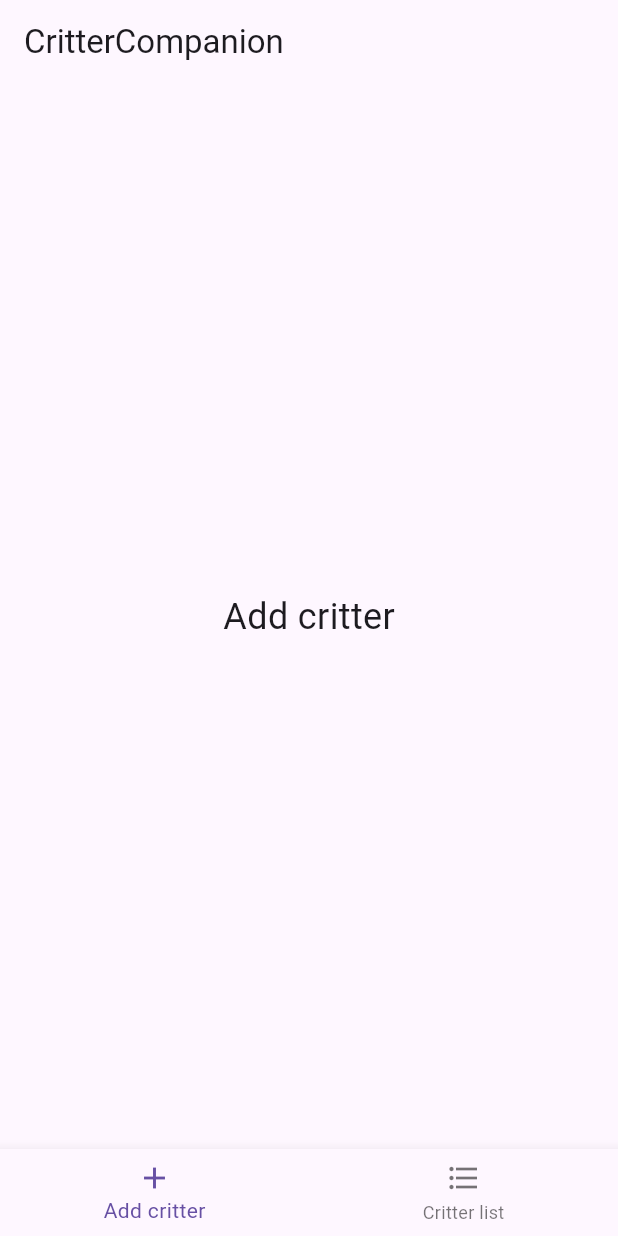
After one commit to ivansdivans/critter-companion, a Flutter app: the screen it shows after launch, on a phone screen of 412 x 824 dp. The commit adds this screen. Run offline on Flutter 3.47's test engine with Material 3 defaults, Android fonts, the phone set to English and light mode, and no system bars.

Commit message:
feat: restructure code and extract pages, widgets and themes

```diff
--- a/lib/main.dart
+++ b/lib/main.dart
@@ -1,5 +1,9 @@
+import 'package:critter_companion/theme.dart';
 import 'package:critter_companion/util/constants.dart';
 import 'package:flutter/material.dart';
+import 'package:critter_companion/pages/add_critter_page.dart';
+import 'package:critter_companion/pages/critter_list_page.dart';
+import 'package:critter_companion/widgets/bottom_navigation_widget.dart';
 
 void main() => runApp(const MyApp());
 
@@ -10,7 +14,7 @@ class MyApp extends StatelessWidget {
   Widget build(BuildContext context) {
     return MaterialApp(
       title: APP_NAME,
-      theme: ThemeData(primarySwatch: Colors.blue),
+      theme: critterCompanionTheme,
       home: const HomePage(),
     );
   }
@@ -27,8 +31,8 @@ class HomePageState extends State<HomePage> {
   int _selectedIndex = 0;
 
   final List<Widget> _pages = const [
-    Center(child: Text(PAGE_ADD_CRITTER, style: TextStyle(fontSize: 24))),
-    Center(child: Text(PAGE_CRITTER_LIST, style: TextStyle(fontSize: 24))),
+    AddCritterPage(),
+    CritterListPage(),
   ];
 
   void _onItemTapped(int index) {
@@ -42,19 +46,9 @@ class HomePageState extends State<HomePage> {
     return Scaffold(
       appBar: AppBar(title: const Text(APP_NAME)),
       body: _pages[_selectedIndex],
-      bottomNavigationBar: BottomNavigationBar(
+      bottomNavigationBar: BottomNavigationWidget(
         currentIndex: _selectedIndex,
         onTap: _onItemTapped,
-        items: const [
-          BottomNavigationBarItem(
-            icon: Icon(Icons.add),
-            label: PAGE_ADD_CRITTER,
-          ),
-          BottomNavigationBarItem(
-            icon: Icon(Icons.format_list_bulleted),
-            label: PAGE_CRITTER_LIST,
-          ),
-        ],
       ),
     );
   }
--- /dev/null
+++ b/lib/pages/add_critter_page.dart
@@ -0,0 +1,13 @@
+import 'package:flutter/material.dart';
+import 'package:critter_companion/util/constants.dart';
+
+class AddCritterPage extends StatelessWidget {
+  const AddCritterPage({super.key});
+
+  @override
+  Widget build(BuildContext context) {
+    return const Center(
+      child: Text(PAGE_ADD_CRITTER, style: TextStyle(fontSize: 24)),
+    );
+  }
+}
--- /dev/null
+++ b/lib/theme.dart
@@ -0,0 +1,5 @@
+import 'package:flutter/material.dart';
+
+final ThemeData critterCompanionTheme = ThemeData(
+  primarySwatch: Colors.blue,
+);
--- /dev/null
+++ b/lib/widgets/bottom_navigation_widget.dart
@@ -0,0 +1,31 @@
+import 'package:flutter/material.dart';
+import 'package:critter_companion/util/constants.dart';
+
+class BottomNavigationWidget extends StatelessWidget {
+  final int currentIndex;
+  final ValueChanged<int> onTap;
+
+  const BottomNavigationWidget({
+    required this.currentIndex,
+    required this.onTap,
+    super.key,
+  });
+
+  @override
+  Widget build(BuildContext context) {
+    return BottomNavigationBar(
+      currentIndex: currentIndex,
+      onTap: onTap,
+      items: const [
+        BottomNavigationBarItem(
+          icon: Icon(Icons.add),
+          label: PAGE_ADD_CRITTER,
+        ),
+        BottomNavigationBarItem(
+          icon: Icon(Icons.format_list_bulleted),
+          label: PAGE_CRITTER_LIST,
+        ),
+      ],
+    );
+  }
+}
```
Also changed, not shown: lib/pages/critter_list_page.dart (added, +13 -0 lines).
